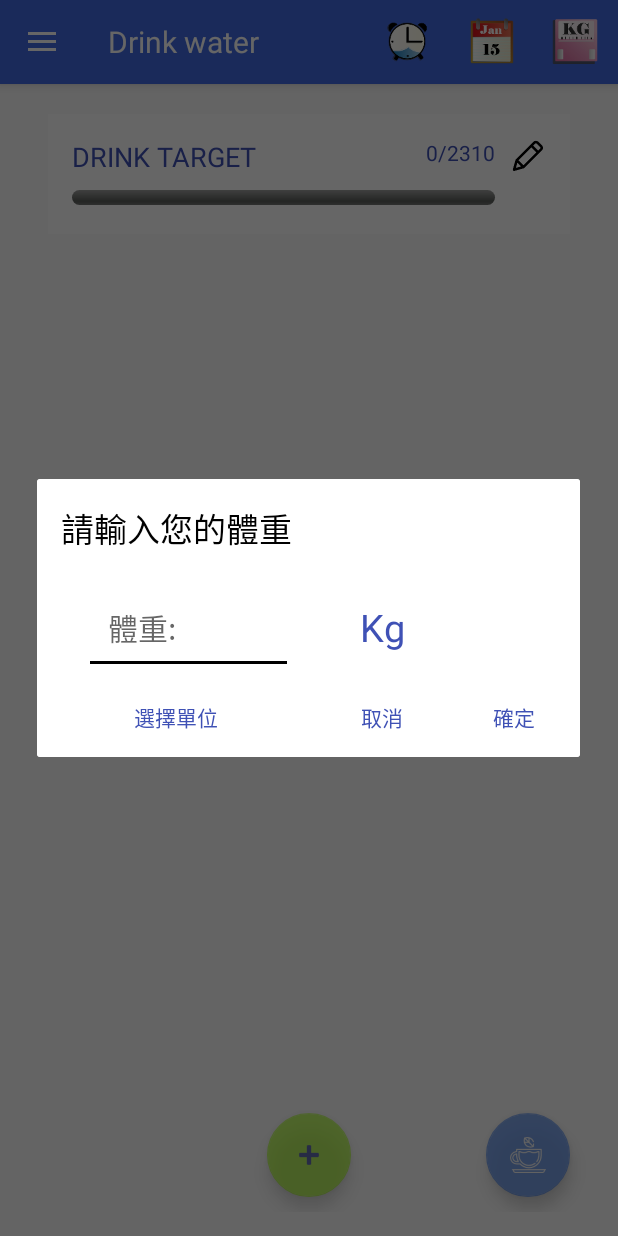
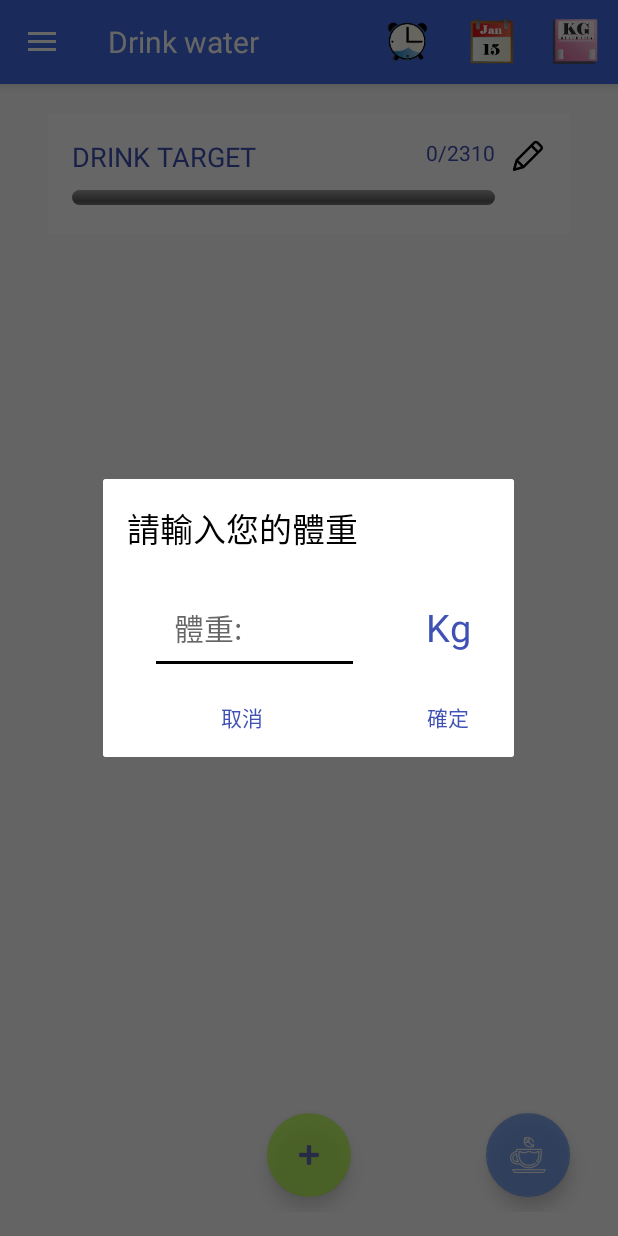
Before and after one commit to 94drink/master, an Android app: the fragment Weight placed in its activity, on a phone screen of 412 x 824 dp. Run offline under Robolectric (Android 15) with nearby library versions, the phone set to English and light mode, and no system bars.

Commit message:
體重完成

```diff
--- a/app/src/main/java/tw/com/justdrink/MainActivity.java
+++ b/app/src/main/java/tw/com/justdrink/MainActivity.java
@@ -5,6 +5,7 @@ import android.os.Bundle;
 import android.support.design.widget.NavigationView;
 import android.support.v4.app.Fragment;
 import android.support.v4.app.FragmentManager;
+import android.support.v4.app.FragmentTransaction;
 import android.support.v4.view.GravityCompat;
 import android.support.v4.widget.DrawerLayout;
 import android.support.v7.app.ActionBarDrawerToggle;
@@ -31,6 +32,10 @@ public class MainActivity extends AppCompatActivity implements  NavigationView.O
     public Toolbar toolbar;
     private ActionBarDrawerToggle toggle;
     private TextView toolbar_text;
+
+    Fragment fragment = null;
+    FragmentManager fragmentManager = getSupportFragmentManager();
+    FragmentTransaction fragmentTransaction = fragmentManager.beginTransaction();
 
 
 
@@ -118,7 +123,8 @@ public class MainActivity extends AppCompatActivity implements  NavigationView.O
                     }, mYear,mMonth, mDay).show();
                     break;
                 case R.id.weight_setting:
-                    Toast.makeText(MainActivity.this, R.string.weight_setting, Toast.LENGTH_SHORT).show();
+                    Weight weight = new Weight();
+                    weight.show(fragmentManager, "Dialog");
                     break;
              }
             return true;
--- a/app/src/main/res/layout/firstweight.xml
+++ b/app/src/main/res/layout/firstweight.xml
@@ -52,25 +52,12 @@
         android:textColor="@color/colorPrimary" />
 
     <Button
-        style="?android:attr/borderlessButtonStyle"
-        android:id="@+id/choose_unit"
-        android:background="@drawable/button_ripple"
-        android:layout_width="wrap_content"
-        android:layout_height="wrap_content"
-        android:layout_column="0"
-        android:layout_gravity="center"
-        android:layout_row="3"
-        android:padding="@dimen/activity_horizontal_margin"
-        android:text="選擇單位"
-        android:textColor="@color/colorPrimary" />
-
-    <Button
         android:id="@+id/cancel"
         android:background="@drawable/button_ripple"
         style="?android:attr/borderlessButtonStyle"
         android:layout_width="wrap_content"
         android:layout_height="wrap_content"
-        android:layout_column="1"
+        android:layout_column="0"
         android:layout_gravity="center"
         android:layout_row="3"
         android:padding="@dimen/activity_horizontal_margin"
@@ -82,7 +69,7 @@
         style="?android:attr/borderlessButtonStyle"
         android:layout_width="wrap_content"
         android:layout_height="wrap_content"
-        android:layout_column="2"
+        android:layout_column="1"
         android:layout_gravity="center"
         android:layout_row="3"
         android:padding="@dimen/activity_horizontal_margin"
```
Also changed, not shown: app/src/main/java/tw/com/justdrink/Weight.java (+5 -20 lines).
